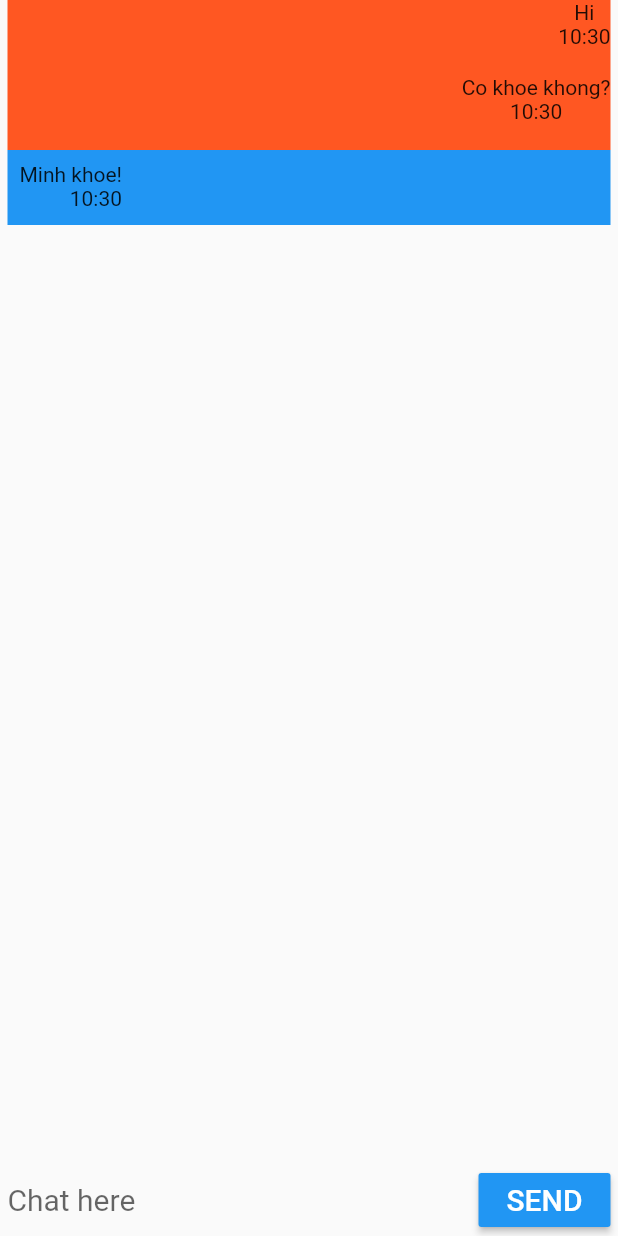
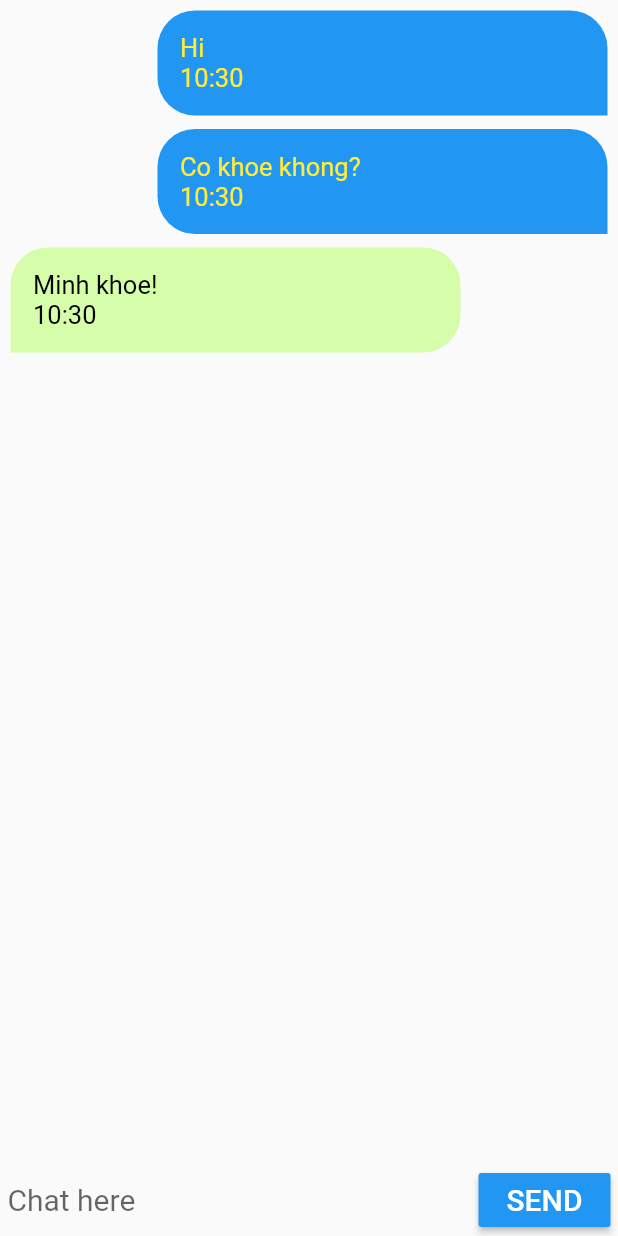
Before and after one commit to minhphuong1106/flutter_chat_app, a Flutter app: the screen it shows after launch, on a phone screen of 412 x 824 dp. Run offline on Flutter 3.47's test engine with Material 2 defaults, Android fonts, the phone set to English and light mode, and no system bars.

Commit message:
decord chat box

```diff
--- a/lib/main.dart
+++ b/lib/main.dart
@@ -1,5 +1,6 @@
+import 'package:flutter/cupertino.dart';
 import 'package:flutter/material.dart';
-
+// import 'package:flutter/services.dart';
 import 'mess_chat_model.dart';
 
 void main() {
@@ -11,11 +12,11 @@ class MyApp extends StatelessWidget {
   @override
   Widget build(BuildContext context) {
     return MaterialApp(
-      title: 'Flutter Chat',
+      title: 'Flutter Chat Application',
       theme: ThemeData(
         primarySwatch: Colors.blue,
       ),
-      home: MyHomePage(title: 'Flutter Chat'),
+      home: MyHomePage(title: 'Chat box'),
     );
   }
 }
@@ -99,35 +100,70 @@ class _MyHomePageState extends State<MyHomePage> {
   }
 
   Widget viewLeft(MessChatModel chatModel) {
-    return Container(
-      alignment: Alignment.topLeft,
-      color: Colors.blue,
-      width: 150,
-      height: 50,
-      child: Padding(
-        padding: const EdgeInsets.all(8.0),
-        child: Column(
-          crossAxisAlignment: CrossAxisAlignment.end,
-          children: <Widget>[
-            Text(chatModel.mess),
-            Text(chatModel.timeChat)],
+    return Column(
+      mainAxisAlignment: MainAxisAlignment.start,
+      children: [
+        SizedBox(
+          height: 5,
         ),
-      ),
+        Row(
+          mainAxisAlignment: MainAxisAlignment.start,
+          children: [
+            Container(
+              padding: EdgeInsets.all(15),
+              margin: EdgeInsets.all(2),
+              decoration: BoxDecoration(
+                color: Colors.lightGreenAccent.withOpacity(0.5),
+                borderRadius: BorderRadius.only(
+                    topLeft: Radius.circular(25.0),
+                    topRight: Radius.circular(25.0),
+                    bottomRight: Radius.circular(25.0)),
+              ),
+              // color: Colors.grey[200],
+              // height: 50,
+              width: 300,
+              child: Text(
+                chatModel.mess + '\n' + chatModel.timeChat,
+                style: TextStyle(color: Colors.black, fontSize: 17),
+              ),
+            ),
+          ],
+        ),
+      ],
     );
   }
 
   Widget viewRight(MessChatModel chatModel) {
-    return Container(
-      alignment: Alignment.topRight,
-      color: Colors.deepOrange,
-      width: 150,
-      height: 50,
-      child: Column(
-        children: <Widget>[
-          Text(chatModel.mess),
-          Text(chatModel.timeChat)
-        ],
-      ),
+    return Column(
+      mainAxisAlignment: MainAxisAlignment.end,
+      children: [
+        SizedBox(
+          height: 5,
+        ),
+        Row(
+          mainAxisAlignment: MainAxisAlignment.end,
+          children: [
+            Container(
+              padding: EdgeInsets.all(15),
+              margin: EdgeInsets.all(2),
+              decoration: BoxDecoration(
+                color: Colors.blue,
+                borderRadius: BorderRadius.only(
+                    topLeft: Radius.circular(25.0),
+                    topRight: Radius.circular(25.0),
+                    bottomLeft: Radius.circular(25.0)),
+              ),
+              // color: Colors.grey[200],
+              // height: 50,
+              width: 300,
+              child: Text(
+                chatModel.mess + '\n' + chatModel.timeChat,
+                style: TextStyle(color: Colors.yellow, fontSize: 17),
+              ),
+            ),
+          ],
+        ),
+      ],
     );
   }
 
```
